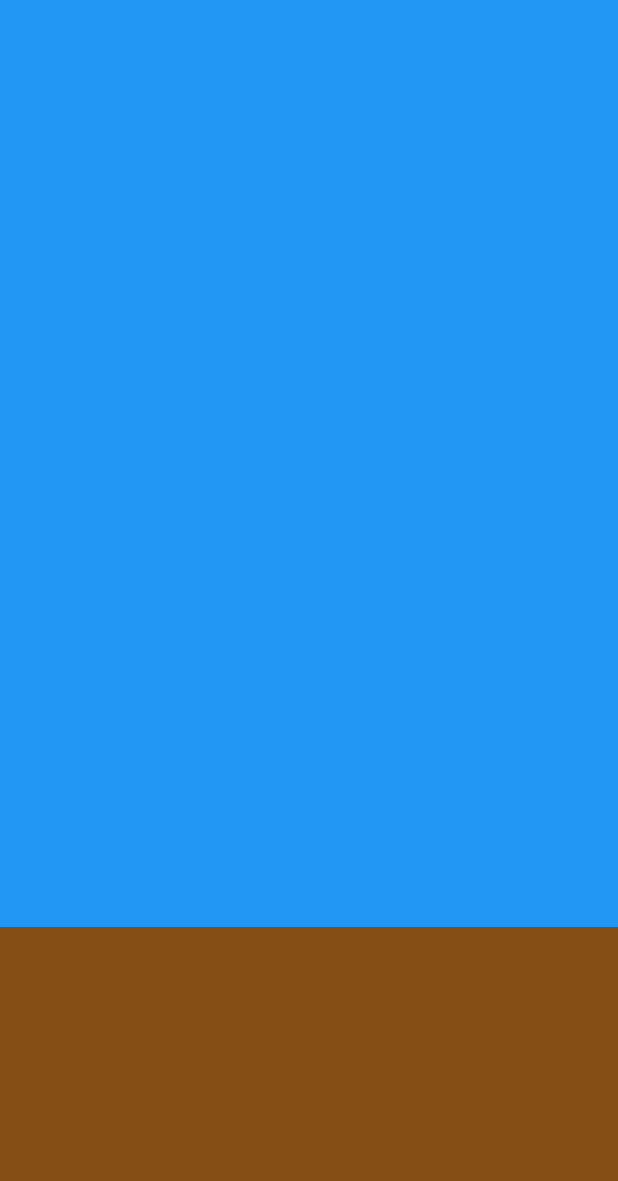
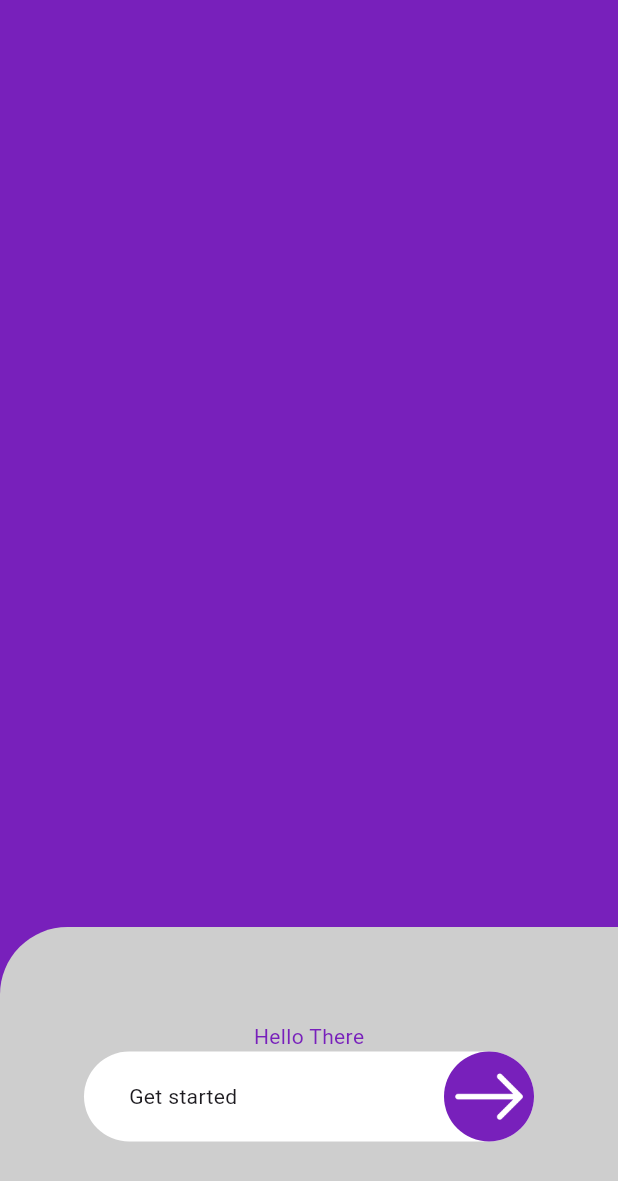
Before and after one commit to NewtonMaluvana/app_blocker, a Flutter app: the screen it shows after launch, on a phone screen of 412 x 824 dp. Shown: the top 1181 px of the screen. Run offline on Flutter 3.47's test engine with Material 3 defaults, Android fonts, the phone set to English and light mode, and no system bars.

Commit message:
create get started button on the welcome page

```diff
--- /dev/null
+++ b/lib/constants/colors.dart
@@ -0,0 +1,7 @@
+import 'package:flutter/material.dart';
+
+class color {
+  static const Color bgColor = Color.fromARGB(255, 206, 206, 206);
+  static const Color bgColor2 = Color.fromARGB(255, 255, 255, 255);
+  static const Color btnColor = Color.fromARGB(255, 120, 32, 187);
+}
--- a/lib/main.dart
+++ b/lib/main.dart
@@ -3,5 +3,5 @@ import 'package:flutter/cupertino.dart';
 import 'package:flutter/material.dart';
 
 void main() {
-  runApp(MaterialApp(debugShowCheckedModeBanner: false, home: WelcomePage()));
+  runApp(WelcomePage());
 }
--- a/lib/welcome_page.dart
+++ b/lib/welcome_page.dart
@@ -1,3 +1,4 @@
+import 'package:app_blocker/constants/colors.dart';
 import 'package:flutter/material.dart';
 import 'package:flutter/widgets.dart';
 
@@ -12,19 +13,73 @@ class _WelcomePage extends State<WelcomePage> {
   Widget build(BuildContext context) {
     // TODO: implement build
     return MaterialApp(
+      debugShowCheckedModeBanner: false,
       home: Scaffold(
         body: SafeArea(
+          child: Container(
+            decoration: BoxDecoration(color: color.btnColor),
             child: Column(
               children: [
                 Expanded(
                   flex: 3,
-                child: Container(decoration: BoxDecoration(color: Colors.blue)),
+                  child: Container(
+                    decoration: BoxDecoration(color: color.btnColor),
+                  ),
                 ),
                 Expanded(
                   flex: 1,
                   child: Container(
                     decoration: BoxDecoration(
-                    color: const Color.fromARGB(255, 131, 79, 20),
+                      color: color.bgColor,
+                      borderRadius: BorderRadius.only(
+                        topLeft: Radius.circular(45),
+                        bottomLeft: Radius.zero,
+                        bottomRight: Radius.zero,
+                        topRight: Radius.zero,
+                      ),
+                    ),
+                    width: double.infinity,
+
+                    child: Flex(
+                      direction: Axis.vertical,
+                      mainAxisAlignment: MainAxisAlignment.center,
+                      children: [
+                        Text(
+                          "Hello There",
+                          style: TextStyle(color: color.btnColor),
+                        ),
+                        Container(
+                          height: 60,
+                          width: 300,
+                          padding: EdgeInsets.only(left: 30),
+                          decoration: BoxDecoration(
+                            borderRadius: BorderRadius.circular(50),
+                            color: color.bgColor2,
+                          ),
+                          child: Flex(
+                            mainAxisAlignment: MainAxisAlignment.spaceBetween,
+                            direction: Axis.horizontal,
+                            children: [
+                              Text("Get started"),
+                              Container(
+                                decoration: BoxDecoration(
+                                  color: color.btnColor,
+                                  borderRadius: BorderRadius.circular(50),
+                                ),
+                                width: 60,
+                                height: 60,
+                                child: Image.asset(
+                                  color: color.bgColor2,
+                                  scale: 0.5,
+                                  width: 10,
+                                  height: 10,
+                                  "images/arrow-right.png",
+                                ),
+                              ),
+                            ],
+                          ),
+                        ),
+                      ],
                     ),
                   ),
                 ),
@@ -32,6 +87,7 @@ class _WelcomePage extends State<WelcomePage> {
             ),
           ),
         ),
+      ),
     );
   }
 }
```
Also changed, not shown: pubspec.yaml (+4 -4 lines), images/arrow-right.png (added), images/email.jpg (added), images/email.png (added), images/logo.png (added), images/splash-icon.png (added). Lines whose indentation alone changed are shown as unchanged.
